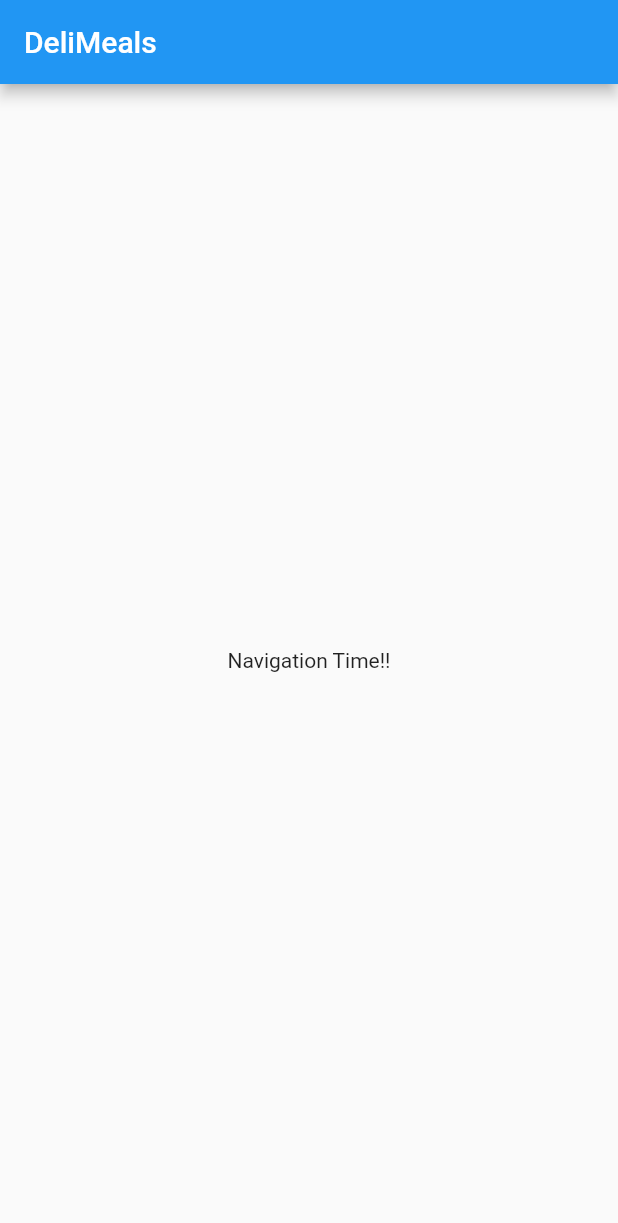
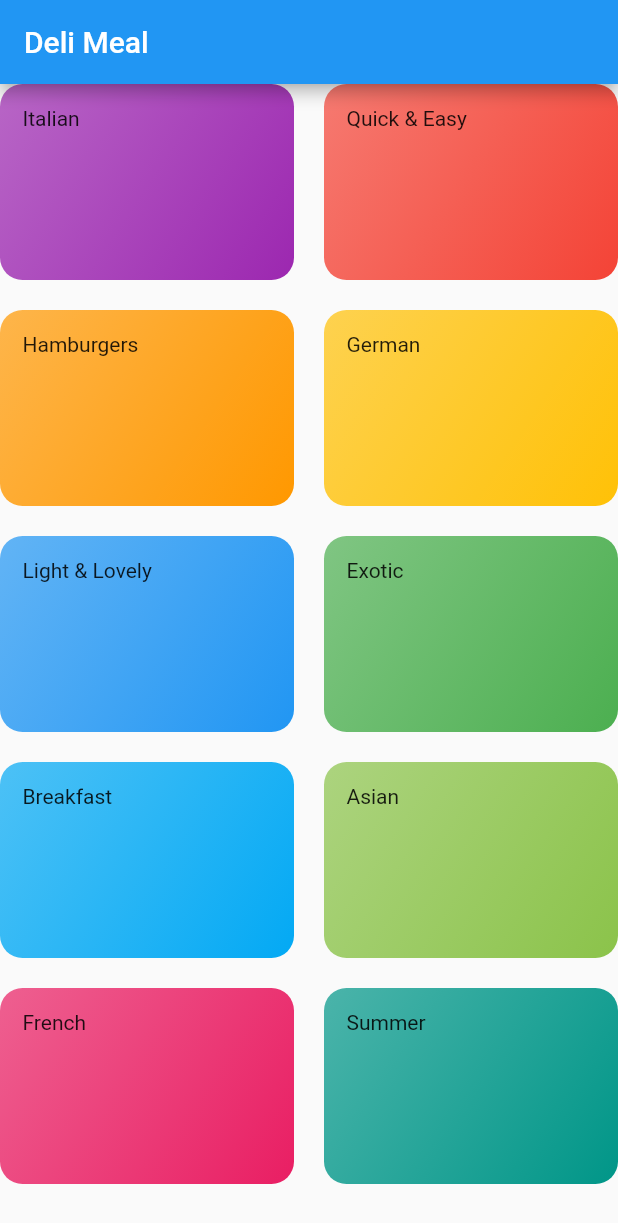
Before and after one commit to flashy86/delimeals, a Flutter app: the screen it shows after launch, on a phone screen of 412 x 824 dp. Shown: the top 1223 px of the screen. Run offline on Flutter 3.47's test engine with Material 2 defaults, Android fonts, the phone set to English and light mode, and no system bars.

Commit message:
Création catégories + ecran categories au démarrage

```diff
--- /dev/null
+++ b/lib/categories_screen.dart
@@ -0,0 +1,24 @@
+import 'package:flutter/material.dart';
+
+import './dummy_data.dart';
+import './category_item.dart';
+
+class CategoriesScreen extends StatelessWidget {
+  @override
+  Widget build(BuildContext context) {
+    return Scaffold(
+        appBar: AppBar(
+          title: const Text('Deli Meal'),
+        ),
+        body: GridView(
+          children: dummyCategories
+              .map((catData) => CategoryItem(catData.title, catData.color))
+              .toList(),
+          gridDelegate: const SliverGridDelegateWithMaxCrossAxisExtent(
+              maxCrossAxisExtent: 200,
+              childAspectRatio: 3 / 2,
+              crossAxisSpacing: 20,
+              mainAxisSpacing: 20),
+        ));
+  }
+}
--- /dev/null
+++ b/lib/category_item.dart
@@ -0,0 +1,21 @@
+import 'package:flutter/material.dart';
+
+class CategoryItem extends StatelessWidget {
+  final String title;
+  final Color color;
+  CategoryItem(this.title, this.color);
+
+  @override
+  Widget build(BuildContext context) {
+    return Container(
+      padding: const EdgeInsets.all(15),
+      child: Text(title),
+      decoration: BoxDecoration(
+          gradient: LinearGradient(
+              colors: [color.withOpacity(0.7), color],
+              begin: Alignment.topLeft,
+              end: Alignment.bottomRight),
+              borderRadius: BorderRadius.circular(15)),
+    );
+  }
+}
--- /dev/null
+++ b/lib/dummy_data.dart
@@ -0,0 +1,56 @@
+import 'package:flutter/material.dart';
+
+import './models/category.dart';
+
+const dummyCategories = [
+  Category(
+    id: 'c1',
+    title: 'Italian',
+    color: Colors.purple,
+  ),
+  Category(
+    id: 'c2',
+    title: 'Quick & Easy',
+    color: Colors.red,
+  ),
+  Category(
+    id: 'c3',
+    title: 'Hamburgers',
+    color: Colors.orange,
+  ),
+  Category(
+    id: 'c4',
+    title: 'German',
+    color: Colors.amber,
+  ),
+  Category(
+    id: 'c5',
+    title: 'Light & Lovely',
+    color: Colors.blue,
+  ),
+  Category(
+    id: 'c6',
+    title: 'Exotic',
+    color: Colors.green,
+  ),
+  Category(
+    id: 'c7',
+    title: 'Breakfast',
+    color: Colors.lightBlue,
+  ),
+  Category(
+    id: 'c8',
+    title: 'Asian',
+    color: Colors.lightGreen,
+  ),
+  Category(
+    id: 'c9',
+    title: 'French',
+    color: Colors.pink,
+  ),
+  Category(
+    id: 'c10',
+    title: 'Summer',
+    color: Colors.teal,
+  ),
+];
--- a/lib/main.dart
+++ b/lib/main.dart
@@ -1,5 +1,6 @@
 import 'package:flutter/material.dart';
 
+import './categories_screen.dart';
 void main() => runApp(MyApp());
 
 class MyApp extends StatelessWidget {
@@ -10,27 +11,7 @@
       theme: ThemeData(
         primarySwatch: Colors.blue,
       ),
-      home: MyHomePage(),
+      home: CategoriesScreen(),
     );
   }
 }
-
-class MyHomePage extends StatefulWidget {
-    @override
-  _MyHomePageState createState() => _MyHomePageState();
-}
-
-class _MyHomePageState extends State<MyHomePage> {
-
-  @override
-  Widget build(BuildContext context) {
-    return Scaffold(
-      appBar: AppBar(
-        title: const Text('DeliMeals'),
-      ),
-      body: const Center(
-        child: Text('Navigation Time!!'),
-      ),
-    );
-  }
-}
--- /dev/null
+++ b/lib/models/category.dart
@@ -0,0 +1,10 @@
+import 'package:flutter/material.dart';
+
+class Category {
+  final String id;
+  final String title;
+  final Color color;
+
+  const Category(
+      {@required this.id, @required this.title, this.color = Colors.orange});
+}
```
